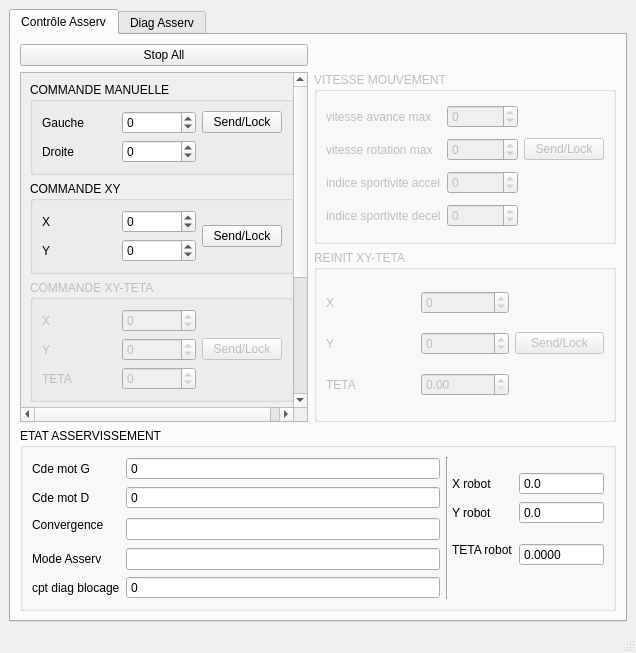
Above: PluginModules/Asserv/ihm_Asserv.ui from CRLG/LABOTBOX before the change. Below: the same form after it.
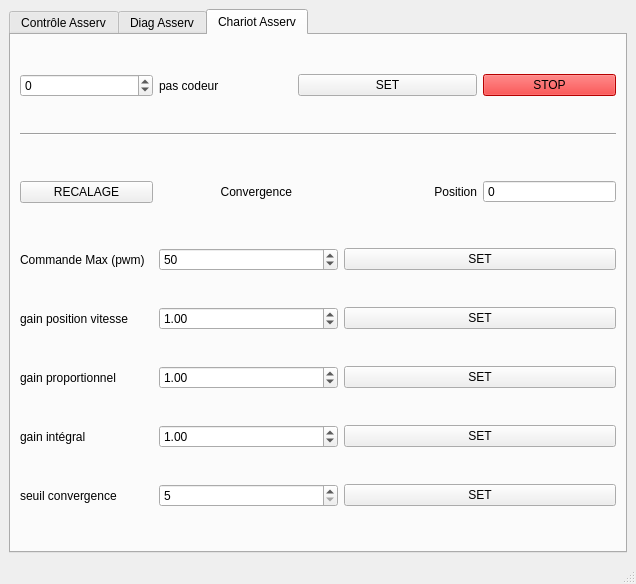
That is the form after the change. The open tabs and pages were chosen to show the change. Custom widgets are drawn as their Qt base class.

The edit to the form file:
```diff
--- a/PluginModules/Asserv/ihm_Asserv.ui
+++ b/PluginModules/Asserv/ihm_Asserv.ui
@@ -7,7 +7,7 @@
     <x>0</x>
     <y>0</y>
     <width>636</width>
-    <height>653</height>
+    <height>557</height>
    </rect>
   </property>
   <property name="minimumSize">
@@ -50,9 +50,9 @@
            <property name="geometry">
             <rect>
              <x>0</x>
-             <y>-275</y>
-             <width>347</width>
-             <height>555</height>
+             <y>0</y>
+             <width>312</width>
+             <height>469</height>
             </rect>
            </property>
            <layout class="QGridLayout" name="gridLayout_8">
@@ -105,7 +105,7 @@
             <item row="2" column="0">
              <widget class="QGroupBox" name="groupBox_3">
               <property name="enabled">
-               <bool>false</bool>
+               <bool>true</bool>
               </property>
               <property name="title">
                <string>COMMANDE XY-TETA</string>
@@ -113,6 +113,9 @@
               <layout class="QGridLayout" name="gridLayout_3">
                <item row="0" column="0">
                 <widget class="QLabel" name="label_5">
+                 <property name="enabled">
+                  <bool>true</bool>
+                 </property>
                  <property name="text">
                   <string>X</string>
                  </property>
@@ -120,6 +123,9 @@
                </item>
                <item row="0" column="1">
                 <widget class="QSpinBox" name="CdeXYTeta_X">
+                 <property name="enabled">
+                  <bool>true</bool>
+                 </property>
                  <property name="minimum">
                   <number>-9000000</number>
                  </property>
@@ -130,6 +136,9 @@
                </item>
                <item row="1" column="0">
                 <widget class="QLabel" name="label_6">
+                 <property name="enabled">
+                  <bool>true</bool>
+                 </property>
                  <property name="text">
                   <string>Y</string>
                  </property>
@@ -137,6 +146,9 @@
                </item>
                <item row="1" column="1">
                 <widget class="QSpinBox" name="CdeXYTeta_Y">
+                 <property name="enabled">
+                  <bool>true</bool>
+                 </property>
                  <property name="minimum">
                   <number>-9000000</number>
                  </property>
@@ -147,6 +159,9 @@
                </item>
                <item row="1" column="2">
                 <widget class="QPushButton" name="CdeXYTeta_SendLock">
+                 <property name="enabled">
+                  <bool>true</bool>
+                 </property>
                  <property name="text">
                   <string>Send/Lock</string>
                  </property>
@@ -154,18 +169,21 @@
                </item>
                <item row="2" column="0">
                 <widget class="QLabel" name="label_7">
+                 <property name="enabled">
+                  <bool>true</bool>
+                 </property>
                  <property name="text">
                   <string>TETA</string>
                  </property>
                 </widget>
                </item>
                <item row="2" column="1">
-                <widget class="QSpinBox" name="CdeXYTeta_Teta">
+                <widget class="QDoubleSpinBox" name="CdeXYTeta_Teta">
                  <property name="minimum">
-                  <number>-9000000</number>
+                  <double>-6.280000000000000</double>
                  </property>
                  <property name="maximum">
-                  <number>9000000</number>
+                  <double>6.280000000000000</double>
                  </property>
                 </widget>
                </item>
@@ -312,10 +330,10 @@
                <item row="1" column="1">
                 <widget class="QDoubleSpinBox" name="CdeDistAngle_Angle">
                  <property name="minimum">
-                  <double>-999999999.000000000000000</double>
+                  <double>-6.280000000000000</double>
                  </property>
                  <property name="maximum">
-                  <double>999999999.000000000000000</double>
+                  <double>6.280000000000000</double>
                  </property>
                 </widget>
                </item>
@@ -329,7 +347,7 @@
         <item row="1" column="1">
          <widget class="QGroupBox" name="groupBox_6">
           <property name="enabled">
-           <bool>false</bool>
+           <bool>true</bool>
           </property>
           <property name="title">
            <string>VITESSE MOUVEMENT</string>
@@ -343,12 +361,15 @@
             </widget>
            </item>
            <item row="0" column="1">
-            <widget class="QSpinBox" name="spinBox_13">
+            <widget class="QSpinBox" name="CdeVitesseMVT_VitAvance">
              <property name="minimum">
-              <number>-9000000</number>
+              <number>0</number>
              </property>
              <property name="maximum">
-              <number>9000000</number>
+              <number>80</number>
+             </property>
+             <property name="value">
+              <number>80</number>
              </property>
             </widget>
            </item>
@@ -359,18 +380,8 @@
              </property>
             </widget>
            </item>
-           <item row="1" column="1">
-            <widget class="QSpinBox" name="spinBox_14">
-             <property name="minimum">
-              <number>-9000000</number>
-             </property>
-             <property name="maximum">
-              <number>9000000</number>
-             </property>
-            </widget>
-           </item>
            <item row="1" column="2">
-            <widget class="QPushButton" name="pushButton_7">
+            <widget class="QPushButton" name="CdeVitesseMVT_SendLock">
              <property name="text">
               <string>Send/Lock</string>
              </property>
@@ -383,16 +394,6 @@
              </property>
             </widget>
            </item>
-           <item row="2" column="1">
-            <widget class="QSpinBox" name="spinBox_16">
-             <property name="minimum">
-              <number>-9000000</number>
-             </property>
-             <property name="maximum">
-              <number>9000000</number>
-             </property>
-            </widget>
-           </item>
            <item row="3" column="0">
             <widget class="QLabel" name="label_17">
              <property name="text">
@@ -400,13 +401,33 @@
              </property>
             </widget>
            </item>
+           <item row="1" column="1">
+            <widget class="QDoubleSpinBox" name="CdeVitesseMVT_VitRotation">
+             <property name="maximum">
+              <double>6.280000000000000</double>
+             </property>
+             <property name="value">
+              <double>3.000000000000000</double>
+             </property>
+            </widget>
+           </item>
+           <item row="2" column="1">
+            <widget class="QDoubleSpinBox" name="CdeVitesseMVT_IdSportAcc">
+             <property name="maximum">
+              <double>5.000000000000000</double>
+             </property>
+             <property name="value">
+              <double>0.700000000000000</double>
+             </property>
+            </widget>
+           </item>
            <item row="3" column="1">
-            <widget class="QSpinBox" name="spinBox_17">
-             <property name="minimum">
-              <number>-9000000</number>
-             </property>
+            <widget class="QDoubleSpinBox" name="CdeVitesseMVT_IdSportDec">
              <property name="maximum">
-              <number>9000000</number>
+              <double>5.000000000000000</double>
+             </property>
+             <property name="value">
+              <double>0.700000000000000</double>
              </property>
             </widget>
            </item>
@@ -416,7 +437,7 @@
         <item row="2" column="1">
          <widget class="QGroupBox" name="groupBox_5">
           <property name="enabled">
-           <bool>false</bool>
+           <bool>true</bool>
           </property>
           <property name="title">
            <string>REINIT XY-TETA</string>
@@ -430,7 +451,7 @@
             </widget>
            </item>
            <item row="0" column="1">
-            <widget class="QSpinBox" name="spinBox_10">
+            <widget class="QSpinBox" name="CdeInitXYTeta_X">
              <property name="minimum">
               <number>-9000000</number>
              </property>
@@ -447,7 +468,7 @@
             </widget>
            </item>
            <item row="1" column="1">
-            <widget class="QSpinBox" name="spinBox_11">
+            <widget class="QSpinBox" name="CdeInitXYTeta_Y">
              <property name="minimum">
               <number>-9000000</number>
              </property>
@@ -457,7 +478,7 @@
             </widget>
            </item>
            <item row="1" column="2">
-            <widget class="QPushButton" name="pushButton_6">
+            <widget class="QPushButton" name="CdeInitXYTeta_SendLock">
              <property name="text">
               <string>Send/Lock</string>
              </property>
@@ -471,7 +492,7 @@
             </widget>
            </item>
            <item row="2" column="1">
-            <widget class="QDoubleSpinBox" name="doubleSpinBox_12">
+            <widget class="QDoubleSpinBox" name="CdeInitXYTeta_Teta">
              <property name="maximum">
               <double>999999999.000000000000000</double>
              </property>
@@ -740,6 +761,645 @@
         </item>
        </layout>
       </widget>
+      <widget class="QWidget" name="tab">
+       <attribute name="title">
+        <string>Chariot Asserv</string>
+       </attribute>
+       <layout class="QGridLayout" name="gridLayout_13">
+        <item row="3" column="1" colspan="2">
+         <widget class="QSpinBox" name="rackCommandeMax">
+          <property name="minimum">
+           <number>1</number>
+          </property>
+          <property name="maximum">
+           <number>100</number>
+          </property>
+          <property name="value">
+           <number>50</number>
+          </property>
+         </widget>
+        </item>
+        <item row="3" column="0">
+         <widget class="QLabel" name="label_32">
+          <property name="text">
+           <string>Commande Max (pwm)</string>
+          </property>
+         </widget>
+        </item>
+        <item row="0" column="4">
+         <widget class="QPushButton" name="chariot_stop">
+          <property name="palette">
+           <palette>
+            <active>
+             <colorrole role="WindowText">
+              <brush brushstyle="SolidPattern">
+               <color alpha="255">
+                <red>0</red>
+                <green>0</green>
+                <blue>0</blue>
+               </color>
+              </brush>
+             </colorrole>
+             <colorrole role="Button">
+              <brush brushstyle="SolidPattern">
+               <color alpha="255">
+                <red>255</red>
+                <green>0</green>
+                <blue>0</blue>
+               </color>
+              </brush>
+             </colorrole>
+             <colorrole role="Light">
+              <brush brushstyle="SolidPattern">
+               <color alpha="255">
+                <red>255</red>
+                <green>127</green>
+                <blue>127</blue>
+               </color>
+              </brush>
+             </colorrole>
+             <colorrole role="Midlight">
+              <brush brushstyle="SolidPattern">
+               <color alpha="255">
+                <red>255</red>
+                <green>63</green>
+                <blue>63</blue>
+               </color>
+              </brush>
+             </colorrole>
+             <colorrole role="Dark">
+              <brush brushstyle="SolidPattern">
+               <color alpha="255">
+                <red>127</red>
+                <green>0</green>
+                <blue>0</blue>
+               </color>
+              </brush>
+             </colorrole>
+             <colorrole role="Mid">
+              <brush brushstyle="SolidPattern">
+               <color alpha="255">
+                <red>170</red>
+                <green>0</green>
+                <blue>0</blue>
+               </color>
+              </brush>
+             </colorrole>
+             <colorrole role="Text">
+              <brush brushstyle="SolidPattern">
+               <color alpha="255">
+                <red>0</red>
+                <green>0</green>
+                <blue>0</blue>
+               </color>
+              </brush>
+             </colorrole>
+             <colorrole role="BrightText">
+              <brush brushstyle="SolidPattern">
+               <color alpha="255">
+                <red>255</red>
+                <green>255</green>
+                <blue>255</blue>
+               </color>
+              </brush>
+             </colorrole>
+             <colorrole role="ButtonText">
+              <brush brushstyle="SolidPattern">
+               <color alpha="255">
+                <red>0</red>
+                <green>0</green>
+                <blue>0</blue>
+               </color>
+              </brush>
+             </colorrole>
+             <colorrole role="Base">
+              <brush brushstyle="SolidPattern">
+               <color alpha="255">
+                <red>255</red>
+                <green>255</green>
+                <blue>255</blue>
+               </color>
+              </brush>
+             </colorrole>
+             <colorrole role="Window">
+              <brush brushstyle="SolidPattern">
+               <color alpha="255">
+                <red>255</red>
+                <green>0</green>
+                <blue>0</blue>
+               </color>
+              </brush>
+             </colorrole>
+             <colorrole role="Shadow">
+              <brush brushstyle="SolidPattern">
+               <color alpha="255">
+                <red>0</red>
+                <green>0</green>
+                <blue>0</blue>
+               </color>
+              </brush>
+             </colorrole>
+             <colorrole role="AlternateBase">
+              <brush brushstyle="SolidPattern">
+               <color alpha="255">
+                <red>255</red>
+                <green>127</green>
+                <blue>127</blue>
+               </color>
+              </brush>
+             </colorrole>
+             <colorrole role="ToolTipBase">
+              <brush brushstyle="SolidPattern">
+               <color alpha="255">
+                <red>255</red>
+                <green>255</green>
+                <blue>220</blue>
+               </color>
+              </brush>
+             </colorrole>
+             <colorrole role="ToolTipText">
+              <brush brushstyle="SolidPattern">
+               <color alpha="255">
+                <red>0</red>
+                <green>0</green>
+                <blue>0</blue>
+               </color>
+              </brush>
+             </colorrole>
+            </active>
+            <inactive>
+             <colorrole role="WindowText">
+              <brush brushstyle="SolidPattern">
+               <color alpha="255">
+                <red>0</red>
+                <green>0</green>
+                <blue>0</blue>
+               </color>
+              </brush>
+             </colorrole>
+             <colorrole role="Button">
+              <brush brushstyle="SolidPattern">
+               <color alpha="255">
+                <red>255</red>
+                <green>0</green>
+                <blue>0</blue>
+               </color>
+              </brush>
+             </colorrole>
+             <colorrole role="Light">
+              <brush brushstyle="SolidPattern">
+               <color alpha="255">
+                <red>255</red>
+                <green>127</green>
+                <blue>127</blue>
+               </color>
+              </brush>
+             </colorrole>
+             <colorrole role="Midlight">
+              <brush brushstyle="SolidPattern">
+               <color alpha="255">
+                <red>255</red>
+                <green>63</green>
+                <blue>63</blue>
+               </color>
+              </brush>
+             </colorrole>
+             <colorrole role="Dark">
+              <brush brushstyle="SolidPattern">
+               <color alpha="255">
+                <red>127</red>
+                <green>0</green>
+                <blue>0</blue>
+               </color>
+              </brush>
+             </colorrole>
+             <colorrole role="Mid">
+              <brush brushstyle="SolidPattern">
+               <color alpha="255">
+                <red>170</red>
+                <green>0</green>
+                <blue>0</blue>
+               </color>
+              </brush>
+             </colorrole>
+             <colorrole role="Text">
+              <brush brushstyle="SolidPattern">
+               <color alpha="255">
+                <red>0</red>
+                <green>0</green>
+                <blue>0</blue>
+               </color>
+              </brush>
+             </colorrole>
+             <colorrole role="BrightText">
+              <brush brushstyle="SolidPattern">
+               <color alpha="255">
+                <red>255</red>
+                <green>255</green>
+                <blue>255</blue>
+               </color>
+              </brush>
+             </colorrole>
+             <colorrole role="ButtonText">
+              <brush brushstyle="SolidPattern">
+               <color alpha="255">
+                <red>0</red>
+                <green>0</green>
+                <blue>0</blue>
+               </color>
+              </brush>
+             </colorrole>
+             <colorrole role="Base">
+              <brush brushstyle="SolidPattern">
+               <color alpha="255">
+                <red>255</red>
+                <green>255</green>
+                <blue>255</blue>
+               </color>
+              </brush>
+             </colorrole>
+             <colorrole role="Window">
+              <brush brushstyle="SolidPattern">
+               <color alpha="255">
+                <red>255</red>
+                <green>0</green>
+                <blue>0</blue>
+               </color>
+              </brush>
+             </colorrole>
+             <colorrole role="Shadow">
+              <brush brushstyle="SolidPattern">
+               <color alpha="255">
+                <red>0</red>
+                <green>0</green>
+                <blue>0</blue>
+               </color>
+              </brush>
+             </colorrole>
+             <colorrole role="AlternateBase">
+              <brush brushstyle="SolidPattern">
+               <color alpha="255">
+                <red>255</red>
+                <green>127</green>
+                <blue>127</blue>
+               </color>
+              </brush>
+             </colorrole>
+             <colorrole role="ToolTipBase">
+              <brush brushstyle="SolidPattern">
+               <color alpha="255">
+                <red>255</red>
+                <green>255</green>
+                <blue>220</blue>
+               </color>
+              </brush>
+             </colorrole>
+             <colorrole role="ToolTipText">
+              <brush brushstyle="SolidPattern">
+               <color alpha="255">
+                <red>0</red>
+                <green>0</green>
+                <blue>0</blue>
+               </color>
+              </brush>
+             </colorrole>
+            </inactive>
+            <disabled>
+             <colorrole role="WindowText">
+              <brush brushstyle="SolidPattern">
+               <color alpha="255">
+                <red>127</red>
+                <green>0</green>
+                <blue>0</blue>
+               </color>
+              </brush>
+             </colorrole>
+             <colorrole role="Button">
+              <brush brushstyle="SolidPattern">
+               <color alpha="255">
+                <red>255</red>
+                <green>0</green>
+                <blue>0</blue>
+               </color>
+              </brush>
+             </colorrole>
+             <colorrole role="Light">
+              <brush brushstyle="SolidPattern">
+               <color alpha="255">
+                <red>255</red>
+                <green>127</green>
+                <blue>127</blue>
+               </color>
+              </brush>
+             </colorrole>
+             <colorrole role="Midlight">
+              <brush brushstyle="SolidPattern">
+               <color alpha="255">
+                <red>255</red>
+                <green>63</green>
+                <blue>63</blue>
+               </color>
+              </brush>
+             </colorrole>
+             <colorrole role="Dark">
+              <brush brushstyle="SolidPattern">
+               <color alpha="255">
+                <red>127</red>
+                <green>0</green>
+                <blue>0</blue>
+               </color>
+              </brush>
+             </colorrole>
+             <colorrole role="Mid">
+              <brush brushstyle="SolidPattern">
+               <color alpha="255">
+                <red>170</red>
+                <green>0</green>
+                <blue>0</blue>
+               </color>
+              </brush>
+             </colorrole>
+             <colorrole role="Text">
+              <brush brushstyle="SolidPattern">
+               <color alpha="255">
+                <red>127</red>
+                <green>0</green>
+                <blue>0</blue>
+               </color>
+              </brush>
+             </colorrole>
+             <colorrole role="BrightText">
+              <brush brushstyle="SolidPattern">
+               <color alpha="255">
+                <red>255</red>
+                <green>255</green>
+                <blue>255</blue>
+               </color>
+              </brush>
+             </colorrole>
+             <colorrole role="ButtonText">
+              <brush brushstyle="SolidPattern">
+               <color alpha="255">
+                <red>127</red>
+                <green>0</green>
+                <blue>0</blue>
+               </color>
+              </brush>
+             </colorrole>
+             <colorrole role="Base">
+              <brush brushstyle="SolidPattern">
+               <color alpha="255">
+                <red>255</red>
+                <green>0</green>
+                <blue>0</blue>
+               </color>
+              </brush>
+             </colorrole>
+             <colorrole role="Window">
+              <brush brushstyle="SolidPattern">
+               <color alpha="255">
+                <red>255</red>
+                <green>0</green>
+                <blue>0</blue>
+               </color>
+              </brush>
+             </colorrole>
+             <colorrole role="Shadow">
+              <brush brushstyle="SolidPattern">
+               <color alpha="255">
+                <red>0</red>
+                <green>0</green>
+                <blue>0</blue>
+               </color>
+              </brush>
+             </colorrole>
+             <colorrole role="AlternateBase">
+              <brush brushstyle="SolidPattern">
+               <color alpha="255">
+                <red>255</red>
+                <green>0</green>
+                <blue>0</blue>
+               </color>
+              </brush>
+             </colorrole>
+             <colorrole role="ToolTipBase">
+              <brush brushstyle="SolidPattern">
+               <color alpha="255">
+                <red>255</red>
+                <green>255</green>
+                <blue>220</blue>
+               </color>
+              </brush>
+             </colorrole>
+             <colorrole role="ToolTipText">
+              <brush brushstyle="SolidPattern">
+               <color alpha="255">
+                <red>0</red>
+                <green>0</green>
+                <blue>0</blue>
+               </color>
+              </brush>
+             </colorrole>
+            </disabled>
+           </palette>
+          </property>
+          <property name="text">
+           <string>STOP</string>
+          </property>
+         </widget>
+        </item>
+        <item row="0" column="2" colspan="2">
+         <widget class="QPushButton" name="chariot_set">
+          <property name="text">
+           <string>SET</string>
+          </property>
+         </widget>
+        </item>
+        <item row="1" column="0" colspan="5">
+         <widget class="Line" name="line_2">
+          <property name="orientation">
+           <enum>Qt::Horizontal</enum>
+          </property>
+         </widget>
+        </item>
+        <item row="2" column="0">
+         <widget class="QPushButton" name="chariot_recal">
+          <property name="text">
+           <string>RECALAGE</string>
+          </property>
+         </widget>
+        </item>
+        <item row="3" column="3" colspan="2">
+         <widget class="QPushButton" name="pB_rackCommandeMax">
+          <property name="text">
+           <string>SET</string>
+          </property>
+         </widget>
+        </item>
+        <item row="4" column="0">
+         <widget class="QLabel" name="label_27">
+          <property name="text">
+           <string>gain position vitesse</string>
+          </property>
+         </widget>
+        </item>
+        <item row="4" column="1" colspan="2">
+         <widget class="QDoubleSpinBox" name="rackGainPosVit">
+          <property name="value">
+           <double>1.000000000000000</double>
+          </property>
+         </widget>
+        </item>
+        <item row="4" column="3" colspan="2">
+         <widget class="QPushButton" name="pB_rackGainPosVit">
+          <property name="text">
+           <string>SET</string>
+          </property>
+         </widget>
+        </item>
+        <item row="5" column="0">
+         <widget class="QLabel" name="label_29">
+          <property name="text">
+           <string>gain proportionnel</string>
+          </property>
+         </widget>
+        </item>
+        <item row="5" column="1" colspan="2">
+         <widget class="QDoubleSpinBox" name="rackGainProp">
+          <property name="value">
+           <double>1.000000000000000</double>
+          </property>
+         </widget>
+        </item>
+        <item row="5" column="3" colspan="2">
+         <widget class="QPushButton" name="pB_rackGainProp">
+          <property name="text">
+           <string>SET</string>
+          </property>
+         </widget>
+        </item>
+        <item row="6" column="0">
+         <widget class="QLabel" name="label_30">
+          <property name="text">
+           <string>gain intégral</string>
+          </property>
+         </widget>
+        </item>
+        <item row="6" column="1" colspan="2">
+         <widget class="QDoubleSpinBox" name="rackGainInt">
+          <property name="value">
+           <double>1.000000000000000</double>
+          </property>
+         </widget>
+        </item>
+        <item row="7" column="0">
+         <widget class="QLabel" name="label_31">
+          <property name="text">
+           <string>seuil convergence</string>
+          </property>
+         </widget>
+        </item>
+        <item row="6" column="3" colspan="2">
+         <widget class="QPushButton" name="pB_rackGainInt">
+          <property name="text">
+           <string>SET</string>
+          </property>
+         </widget>
+        </item>
+        <item row="7" column="3" colspan="2">
+         <widget class="QPushButton" name="pB_rackSeuilConv">
+          <property name="text">
+           <string>SET</string>
+          </property>
+         </widget>
+        </item>
+        <item row="0" column="1">
+         <widget class="QLabel" name="label_33">
+          <property name="text">
+           <string>pas codeur</string>
+          </property>
+         </widget>
+        </item>
+        <item row="0" column="0">
+         <widget class="QSpinBox" name="chariot_consigne">
+          <property name="minimum">
+           <number>-750</number>
+          </property>
+          <property name="maximum">
+           <number>750</number>
+          </property>
+         </widget>
+        </item>
+        <item row="7" column="1" colspan="2">
+         <widget class="QSpinBox" name="rackSeuilConv">
+          <property name="minimum">
+           <number>5</number>
+          </property>
+          <property name="maximum">
+           <number>200</number>
+          </property>
+          <property name="value">
+           <number>5</number>
+          </property>
+         </widget>
+        </item>
+        <item row="2" column="2">
+         <widget class="QLed" name="ConvRack" native="true">
+          <property name="minimumSize">
+           <size>
+            <width>40</width>
+            <height>40</height>
+           </size>
+          </property>
+          <property name="maximumSize">
+           <size>
+            <width>40</width>
+            <height>40</height>
+           </size>
+          </property>
+          <property name="toolTip">
+           <string>Binary Led</string>
+          </property>
+          <property name="whatsThis">
+           <string>Led widget</string>
+          </property>
+          <property name="value" stdset="0">
+           <bool>false</bool>
+          </property>
+         </widget>
+        </item>
+        <item row="2" column="1">
+         <widget class="QLabel" name="label_34">
+          <property name="text">
+           <string>Convergence</string>
+          </property>
+          <property name="alignment">
+           <set>Qt::AlignRight|Qt::AlignTrailing|Qt::AlignVCenter</set>
+          </property>
+         </widget>
+        </item>
+        <item row="2" column="3">
+         <widget class="QLabel" name="label_35">
+          <property name="text">
+           <string>Position</string>
+          </property>
+          <property name="alignment">
+           <set>Qt::AlignRight|Qt::AlignTrailing|Qt::AlignVCenter</set>
+          </property>
+         </widget>
+        </item>
+        <item row="2" column="4">
+         <widget class="QSpinBox" name="PosRack">
+          <property name="readOnly">
+           <bool>true</bool>
+          </property>
+          <property name="buttonSymbols">
+           <enum>QAbstractSpinBox::NoButtons</enum>
+          </property>
+         </widget>
+        </item>
+       </layout>
+      </widget>
      </widget>
     </item>
    </layout>
@@ -750,12 +1410,19 @@
      <x>0</x>
      <y>0</y>
      <width>636</width>
-     <height>25</height>
+     <height>21</height>
     </rect>
    </property>
   </widget>
   <widget class="QStatusBar" name="statusbar"/>
  </widget>
+ <customwidgets>
+  <customwidget>
+   <class>QLed</class>
+   <extends>QWidget</extends>
+   <header>qled.h</header>
+  </customwidget>
+ </customwidgets>
  <resources/>
  <connections/>
 </ui>
```
